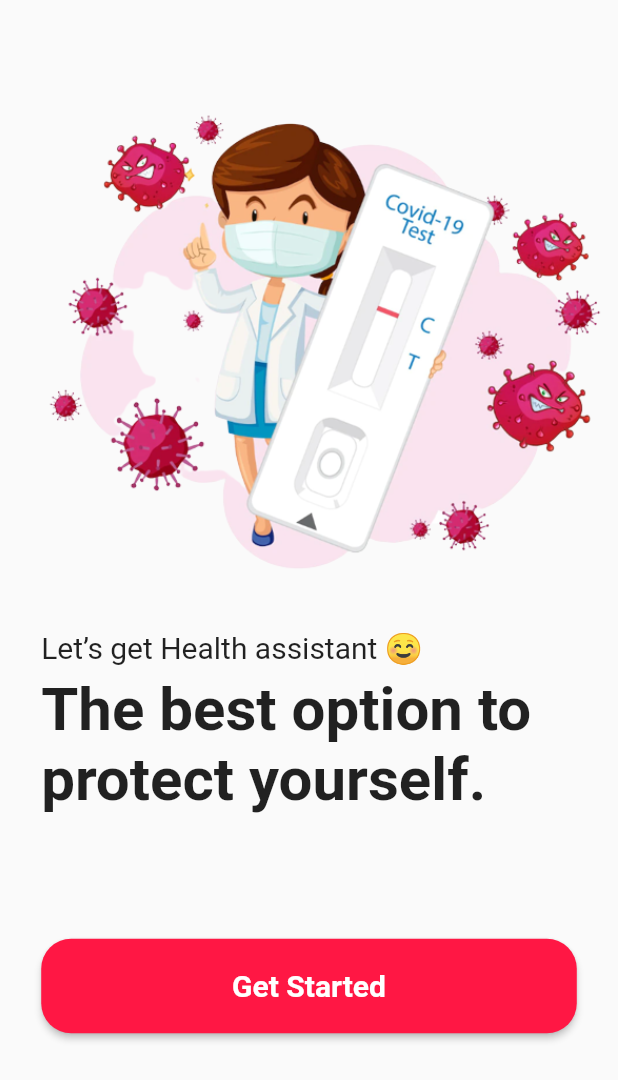
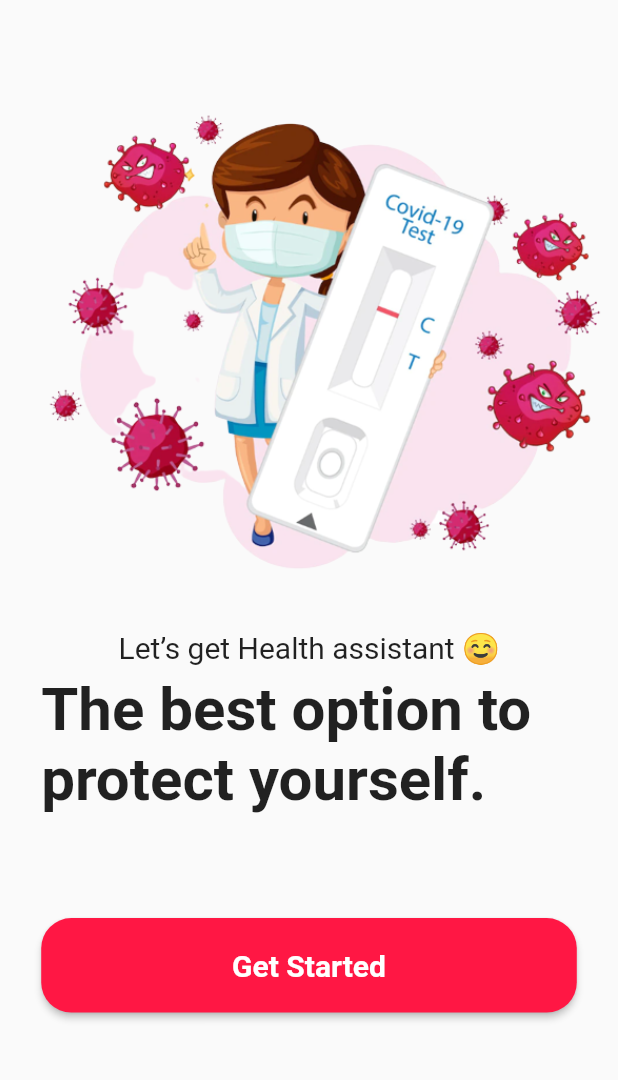
Before and after one commit to Covid-19-Self-Assistant/Final-Project-Mobile-APP, a Flutter app: the screen it shows after launch, on a phone screen of 412 x 824 dp. Shown: the top 1080 px of the screen. Run offline on Flutter 3.47's test engine with Material 2 defaults, Android fonts, the phone set to English and light mode, and no system bars; our stand-ins replace animate_do, cloud_firestore, dio, firebase_auth, firebase_core, form_field_validator and 2 more; missing offline and left inert: nearby_connections, qr_code_scanner; accounts and stored records are empty.

```diff
--- a/lib/get_started/get_started_home.dart
+++ b/lib/get_started/get_started_home.dart
@@ -28,7 +28,8 @@ class _GetStartedHomeState extends State<GetStartedHome> {
           SizedBox(
             height: 5,
           ),
-          Container(
+          Flexible(
+            child: Container(
               margin: EdgeInsets.only(
                 left: size.width / 15,
                 right: size.width / 15,
@@ -38,9 +39,11 @@ class _GetStartedHomeState extends State<GetStartedHome> {
                 children: [
                   Container(
                     width: size.width,
+                    child: Center(
                       child: Text(
                         "Let’s get Health assistant ☺",
                         style: TextStyle(fontSize: 20),
+                      ),
                     ),
                   ),
                   SizedBox(
@@ -57,13 +60,17 @@ class _GetStartedHomeState extends State<GetStartedHome> {
                     ),
                   ),
                   SizedBox(
-                  height: size.height / 10,
+                    height: size.height / 12,
                   ),
-                Container(
+                  Flexible(
+                    child: Container(
                       width: size.width,
-                  child: Button.RoseButton(context, "Get Started", LoginFormValidation()),
+                      child: Button.RoseButton(
+                          context, "Get Started", LoginFormValidation()),
+                    ),
                   ),
                 ],
+              ),
             ),
           )
         ],
```
Lines whose indentation alone changed are shown as unchanged.
